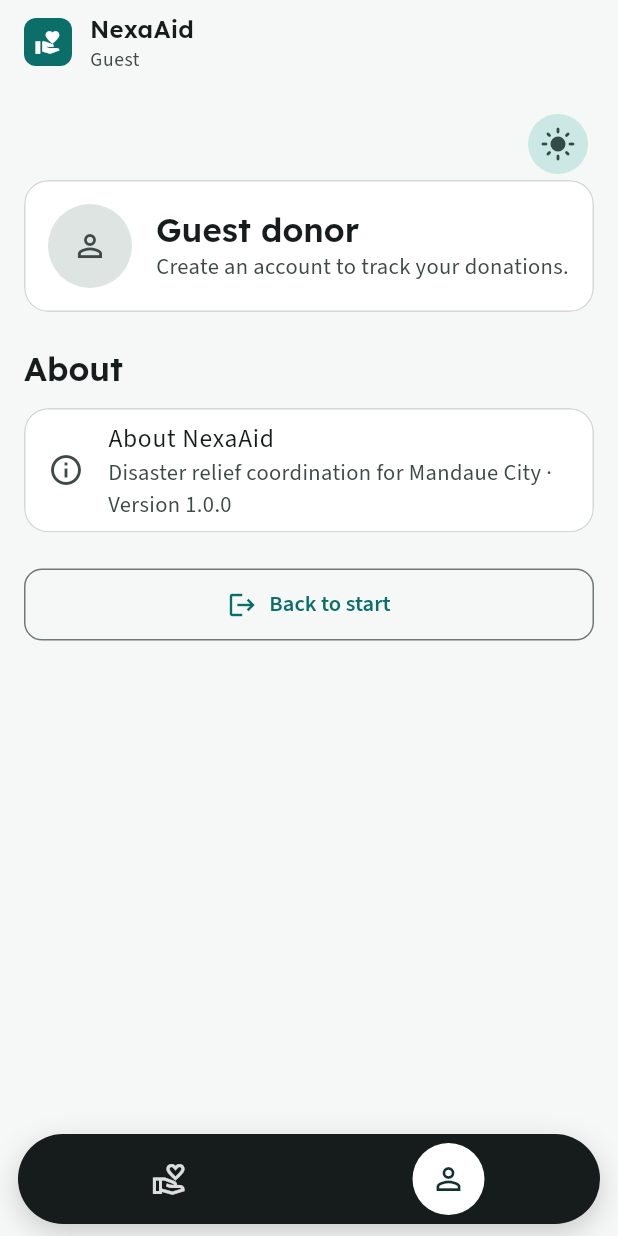
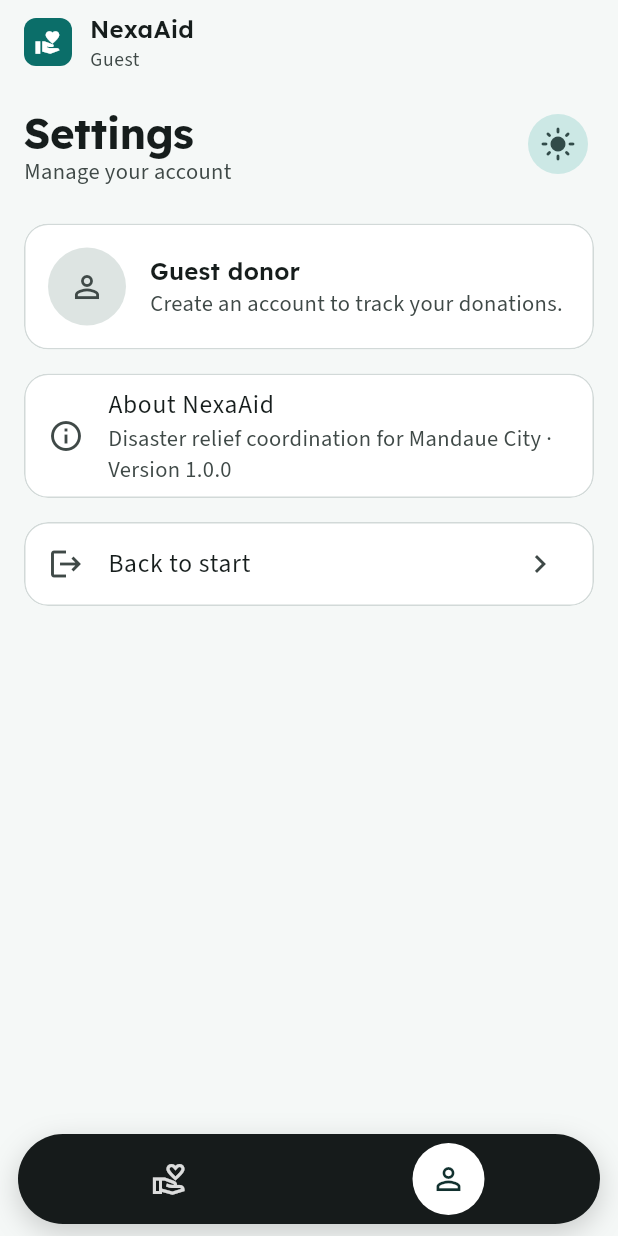
Before and after one commit to EdgeTech-team/nexaaid-capstone-2, a Flutter app: the RoleHome screen opened directly, after a tap on the "person outline" icon, on a phone screen of 412 x 824 dp. Run offline on Flutter 3.47's test engine with Material 3 defaults, Android fonts, the phone set to English and light mode, and no system bars; our stand-ins replace file_picker, flutter_map, google_fonts, image_picker, latlong2, shared_preferences; missing offline and left inert: mobile_scanner, pdfrx; accounts and stored records are empty; network calls fail.

Commit message:
Profile tab as a settings list: account card opens Manage account, Security, About, red Log out
Co-Authored-By: Claude Opus 5.5 <noreply@anthropic.com>
Claude-Session: https://claude.ai/code/session_01Q8Mo4HL25ArFr4PsNV1sNs

```diff
--- a/mobile/lib/ui/profile_screen.dart
+++ b/mobile/lib/ui/profile_screen.dart
@@ -6,7 +6,9 @@ import 'theme_toggle.dart';
 import 'widgets.dart';
 import 'change_password_screen.dart';
 
-/// Profile tab for every role: who you are, appearance, log out.
+/// Profile tab for every role (Ivan: settings-list style). From the top:
+/// "Settings" with the sun/moon toggle, your account card (tap it for
+/// Manage account), Security, About, and Log out.
 ///
 /// The developer tools (server address, API console, design system
 /// gallery) are hidden for normal use. Tap "About NexaAid" 5 times to show
@@ -38,7 +40,7 @@ class _ProfileScreenState extends State<ProfileScreen> {
 
   @override
   Widget build(BuildContext context) {
-    if (!api.loggedIn) return _page(context, header: const _GuestHeader());
+    if (!api.loggedIn) return _page(context, account: const _GuestCard());
     return Loader(
       load: [() => api.get('/auth/me'), api.lookupsResult],
       builder: (context, data) {
@@ -46,51 +48,91 @@ class _ProfileScreenState extends State<ProfileScreen> {
         final names = Names(Map<String, dynamic>.from(data[1] as Map));
         return _page(
           context,
-          header: _AccountHeader(me: me, names: names),
+          account: _AccountCard(
+            me: me,
+            onTap: () => Navigator.of(context).push(
+              MaterialPageRoute(
+                builder: (_) => ManageAccountScreen(me: me, names: names),
+              ),
+            ),
+          ),
         );
       },
     );
   }
 
-  Widget _page(BuildContext context, {required Widget header}) {
+  Widget _page(BuildContext context, {required Widget account}) {
+    final t = Theme.of(context).textTheme;
+    final cs = Theme.of(context).colorScheme;
     return ValueListenableBuilder<bool>(
       valueListenable: ProfileScreen.devToolsShown,
       builder: (context, devTools, _) => ListView(
         padding: Space.page,
         children: [
+          Row(
+            crossAxisAlignment: CrossAxisAlignment.start,
+            children: [
+              Expanded(
+                child: Column(
+                  crossAxisAlignment: CrossAxisAlignment.start,
+                  children: [
+                    Semantics(
+                      header: true,
+                      child: Text(
+                        'Settings',
+                        style: t.headlineMedium?.copyWith(
+                          fontWeight: FontWeight.w700,
+                        ),
+                      ),
+                    ),
+                    Text(
+                      'Manage your account',
+                      style: t.bodyMedium?.copyWith(
+                        color: cs.onSurfaceVariant,
+                      ),
+                    ),
+                  ],
+                ),
+              ),
               // Ivan: light / dark mode in the top-right corner.
-          const Align(alignment: Alignment.centerRight, child: SunMoonToggle()),
-          header,
+              const SunMoonToggle(),
+            ],
+          ),
+          Gaps.v24,
+          account,
           if (api.loggedIn) ...[
-            const SectionHeader('Security'),
+            Gaps.v16,
             const _SecurityCard(),
           ],
-          const SectionHeader('About'),
-          AppCard(
-            padding: EdgeInsets.zero,
-            child: ListTile(
+          Gaps.v16,
+          SettingsGroup(
+            children: [
+              SettingsRow(
                 key: const ValueKey('about-nexaaid'),
-              leading: const Icon(Icons.info_outline),
-              title: const Text('About NexaAid'),
-              subtitle: const Text(
-                'Disaster relief coordination for Mandaue City · Version 1.0.0',
+                icon: Icons.info_outline,
+                title: 'About NexaAid',
+                subtitle:
+                    'Disaster relief coordination for Mandaue City · '
+                    'Version 1.0.0',
+                onTap: _tapAbout,
+                chevron: false,
               ),
-              onTap: _tapAbout,
-            ),
+            ],
           ),
           if (devTools) ...[
             const SectionHeader('Developer tools'),
             const _DevTools(),
-
-
           ],
-          Gaps.v24,
-          AppButton(
-            api.loggedIn ? 'Log out' : 'Back to start',
+          Gaps.v16,
+          SettingsGroup(
+            children: [
+              SettingsRow(
                 icon: Icons.logout,
-            variant: AppButtonVariant.secondary,
-            expand: true,
-            onPressed: api.logout,
+                title: api.loggedIn ? 'Log out' : 'Back to start',
+                color: api.loggedIn ? cs.error : null,
+                onTap: api.logout,
+              ),
+            ],
           ),
           Gaps.v24,
         ],
@@ -99,57 +141,96 @@ class _ProfileScreenState extends State<ProfileScreen> {
   }
 }
 
-class _AccountHeader extends StatelessWidget {
+/// A rounded card of settings rows with thin lines between them.
+class SettingsGroup extends StatelessWidget {
+  final List<Widget> children;
+  const SettingsGroup({super.key, required this.children});
+
+  @override
+  Widget build(BuildContext context) {
+    return AppCard(
+      padding: EdgeInsets.zero,
+      child: Column(
+        children: [
+          for (var i = 0; i < children.length; i++) ...[
+            if (i > 0) const Divider(height: 1, indent: 56),
+            children[i],
+          ],
+        ],
+      ),
+    );
+  }
+}
+
+/// One settings line: icon, title, optional subtitle, and a chevron when
+/// it opens something.
+class SettingsRow extends StatelessWidget {
+  final IconData icon;
+  final String title;
+  final String? subtitle;
+  final VoidCallback? onTap;
+  final Color? color; // e.g. red for Log out
+  final bool chevron;
+
+  const SettingsRow({
+    super.key,
+    required this.icon,
+    required this.title,
+    this.subtitle,
+    this.onTap,
+    this.color,
+    this.chevron = true,
+  });
+
+  @override
+  Widget build(BuildContext context) {
+    final cs = Theme.of(context).colorScheme;
+    return ListTile(
+      minTileHeight: 56,
+      leading: Icon(icon, color: color ?? cs.onSurfaceVariant),
+      title: Text(title, style: TextStyle(color: color)),
+      subtitle: subtitle == null ? null : Text(subtitle!),
+      trailing: onTap != null && chevron
+          ? Icon(Icons.chevron_right, color: color ?? cs.onSurfaceVariant)
+          : null,
+      onTap: onTap,
+    );
+  }
+}
+
+String _initials(String name) => name
+    .split(RegExp(r'\s+'))
+    .where((w) => w.isNotEmpty)
+    .take(2)
+    .map((w) => w[0].toUpperCase())
+    .join();
+
+String _fullName(Map<String, dynamic> me) =>
+    '${me['first_name'] ?? ''} ${me['last_name'] ?? ''}'.trim();
+
+/// Your name and email; tap it to open Manage account.
+class _AccountCard extends StatelessWidget {
   final Map<String, dynamic> me;
-  final Names names;
-  const _AccountHeader({required this.me, required this.names});
+  final VoidCallback onTap;
+  const _AccountCard({required this.me, required this.onTap});
 
   @override
   Widget build(BuildContext context) {
     final cs = Theme.of(context).colorScheme;
     final t = Theme.of(context).textTheme;
-    final name = '${me['first_name'] ?? ''} ${me['last_name'] ?? ''}'.trim();
-    final initials = name
-        .split(RegExp(r'\s+'))
-        .where((w) => w.isNotEmpty)
-        .take(2)
-        .map((w) => w[0].toUpperCase())
-        .join();
-    final barangayId = me['assigned_barangay_id'];
-
-    Widget row(IconData icon, String label, String value) => Padding(
-      padding: const EdgeInsets.only(top: Space.sm),
+    final name = _fullName(me);
+    return Semantics(
+      button: true,
+      label: 'Manage account',
+      child: AppCard(
+        onTap: onTap,
         child: Row(
           children: [
-          Icon(icon, size: 20, color: cs.onSurfaceVariant),
-          Gaps.h12,
-          Expanded(
-            child: Column(
-              crossAxisAlignment: CrossAxisAlignment.start,
-              children: [
-                Text(
-                  label,
-                  style: t.bodySmall?.copyWith(color: cs.onSurfaceVariant),
-                ),
-                Text(value, style: t.bodyMedium),
-              ],
-            ),
-          ),
-        ],
-      ),
-    );
-
-    return AppCard(
-      child: Column(
-        crossAxisAlignment: CrossAxisAlignment.start,
-        children: [
-          Row(
-            children: [
             CircleAvatar(
-                radius: 28,
+              radius: 26,
               backgroundColor: cs.primaryContainer,
               child: Text(
-                  initials.isEmpty ? '?' : initials,
+                _initials(name).isEmpty ? '?' : _initials(name),
                 style: t.titleMedium?.copyWith(color: cs.onPrimaryContainer),
               ),
             ),
@@ -160,37 +241,27 @@ class _AccountHeader extends StatelessWidget {
                 children: [
                   Text(
                     name.isEmpty ? '${me['email']}' : name,
-                      style: t.titleLarge,
+                    style: t.titleMedium,
                   ),
                   Text(
-                      '${me['role_name'] ?? ''}',
+                    '${me['email'] ?? ''}',
+                    maxLines: 1,
+                    overflow: TextOverflow.ellipsis,
                     style: t.bodyMedium?.copyWith(color: cs.onSurfaceVariant),
                   ),
                 ],
               ),
             ),
+            Icon(Icons.chevron_right, color: cs.onSurfaceVariant),
           ],
         ),
-          const Divider(height: Space.lg),
-          row(Icons.mail_outline, 'Email', '${me['email']}'),
-          if (barangayId != null)
-            row(
-              Icons.location_city_outlined,
-              'Assigned barangay',
-              names.of(
-                'barangays',
-                barangayId,
-                fallback: 'Barangay #$barangayId',
-              ),
-            ),
-        ],
       ),
     );
   }
 }
 
-class _GuestHeader extends StatelessWidget {
-  const _GuestHeader();
+class _GuestCard extends StatelessWidget {
+  const _GuestCard();
 
   @override
   Widget build(BuildContext context) {
@@ -200,7 +271,7 @@ class _GuestHeader extends StatelessWidget {
       child: Row(
         children: [
           CircleAvatar(
-            radius: 28,
+            radius: 26,
             backgroundColor: cs.surfaceContainerHighest,
             child: Icon(Icons.person_outline, color: cs.onSurfaceVariant),
           ),
@@ -209,7 +280,7 @@ class _GuestHeader extends StatelessWidget {
             child: Column(
               crossAxisAlignment: CrossAxisAlignment.start,
               children: [
-                Text('Guest donor', style: t.titleLarge),
+                Text('Guest donor', style: t.titleMedium),
                 Text(
                   'Create an account to track your donations.',
                   style: t.bodyMedium?.copyWith(color: cs.onSurfaceVariant),
@@ -217,6 +288,113 @@ class _GuestHeader extends StatelessWidget {
               ],
             ),
           ),
+        ],
+      ),
+    );
+  }
+}
+
+/// Manage account (view only for now): your photo initials, name and
+/// role, then your details. There is no endpoint to change them yet.
+class ManageAccountScreen extends StatelessWidget {
+  final Map<String, dynamic> me;
+  final Names names;
+  const ManageAccountScreen({super.key, required this.me, required this.names});
+
+  @override
+  Widget build(BuildContext context) {
+    final cs = Theme.of(context).colorScheme;
+    final t = Theme.of(context).textTheme;
+    final name = _fullName(me);
+    final barangayId = me['assigned_barangay_id'];
+    String? text(Object? v) {
+      final s = '${v ?? ''}'.trim();
+      return s.isEmpty ? null : s;
+    }
+
+    final rows = <(IconData, String, String)>[
+      if (text(me['username']) case final u?)
+        (Icons.alternate_email, 'Username', u),
+      (Icons.badge_outlined, 'Role', '${me['role_name'] ?? '-'}'),
+      if (barangayId != null)
+        (
+          Icons.location_city_outlined,
+          'Assigned barangay',
+          names.of('barangays', barangayId, fallback: 'Barangay #$barangayId'),
+        ),
+    ];
+    final private = <(IconData, String, String)>[
+      (Icons.person_outline, 'Name', name.isEmpty ? '-' : name),
+      (Icons.mail_outline, 'Email', '${me['email'] ?? '-'}'),
+      if (text(me['contact_number']) case final n?)
+        (Icons.phone_outlined, 'Phone number', n),
+    ];
+
+    Widget group(List<(IconData, String, String)> items) => AppCard(
+      padding: EdgeInsets.zero,
+      child: Column(
+        children: [
+          for (var i = 0; i < items.length; i++) ...[
+            if (i > 0) const Divider(height: 1, indent: 56),
+            ListTile(
+              minTileHeight: 64,
+              leading: Icon(items[i].$1, color: cs.onSurfaceVariant),
+              title: Text(
+                items[i].$2,
+                style: t.bodySmall?.copyWith(color: cs.onSurfaceVariant),
+              ),
+              subtitle: Text(items[i].$3, style: t.bodyLarge),
+            ),
+          ],
+        ],
+      ),
+    );
+
+    return Scaffold(
+      appBar: AppBar(title: const Text('Manage account')),
+      body: ListView(
+        padding: Space.page,
+        children: [
+          Center(
+            child: CircleAvatar(
+              radius: 44,
+              backgroundColor: cs.primaryContainer,
+              child: Text(
+                _initials(name).isEmpty ? '?' : _initials(name),
+                style: t.headlineMedium?.copyWith(
+                  color: cs.onPrimaryContainer,
+                ),
+              ),
+            ),
+          ),
+          Gaps.v12,
+          Text(
+            name.isEmpty ? '${me['email']}' : name,
+            textAlign: TextAlign.center,
+            style: t.titleLarge,
+          ),
+          Gaps.v24,
+          group(rows),
+          SectionHeader(
+            'Private information',
+            action: Tooltip(
+              message: 'Only you and the NexaAid administrator can see this.',
+              triggerMode: TooltipTriggerMode.tap,
+              child: Icon(
+                Icons.info_outline,
+                size: 20,
+                color: cs.onSurfaceVariant,
+              ),
+            ),
+          ),
+          group(private),
+          Gaps.v16,
+          Text(
+            'Need to change something? Contact the NexaAid administrator.',
+            textAlign: TextAlign.center,
+            style: t.bodySmall?.copyWith(color: cs.onSurfaceVariant),
+          ),
+          Gaps.v24,
         ],
       ),
     );
@@ -283,17 +461,18 @@ class _SecurityCard extends StatelessWidget {
         listenable: api,
         builder: (context, _) => ListTile(
           key: const ValueKey('change-password'),
+          minTileHeight: 56,
           leading: Icon(
             api.mustChangePassword
                 ? Icons.warning_amber_rounded
-                : Icons.lock_reset,
-            color: api.mustChangePassword ? cs.error : null,
+                : Icons.lock_outline,
+            color: api.mustChangePassword ? cs.error : cs.onSurfaceVariant,
           ),
-          title: const Text('Change password'),
+          title: const Text('Security'),
           subtitle: Text(
             api.mustChangePassword
                 ? 'Required: you are still using a temporary password'
-                : 'Change the password you log in with',
+                : 'Change your password',
           ),
           trailing: const Icon(Icons.chevron_right),
           onTap: () => Navigator.of(context).push(
```
Also changed, not shown: 1 other file. Lines whose indentation alone changed are shown as unchanged.
